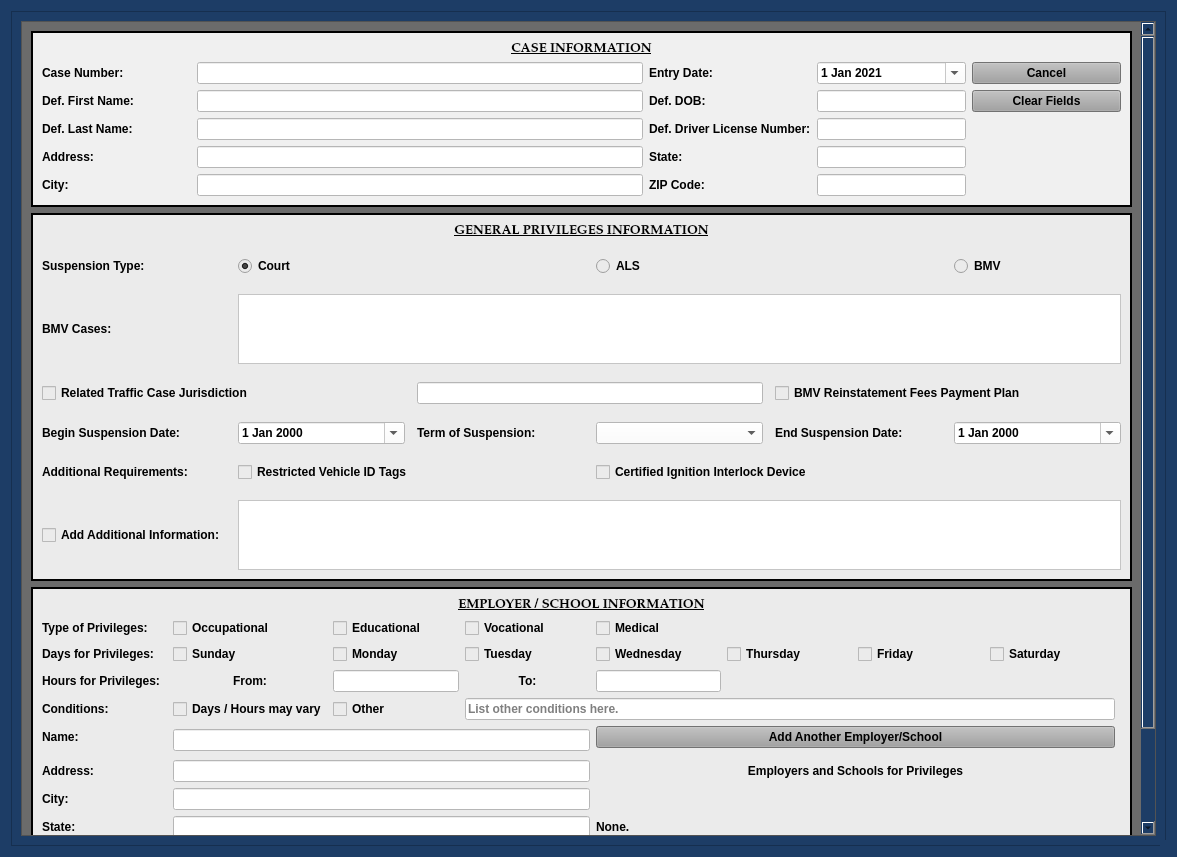
Old version of the form munientry/views/ui/DrivingPrivilegesDialog.ui in the repository HunterProgram22/MuniEntry.
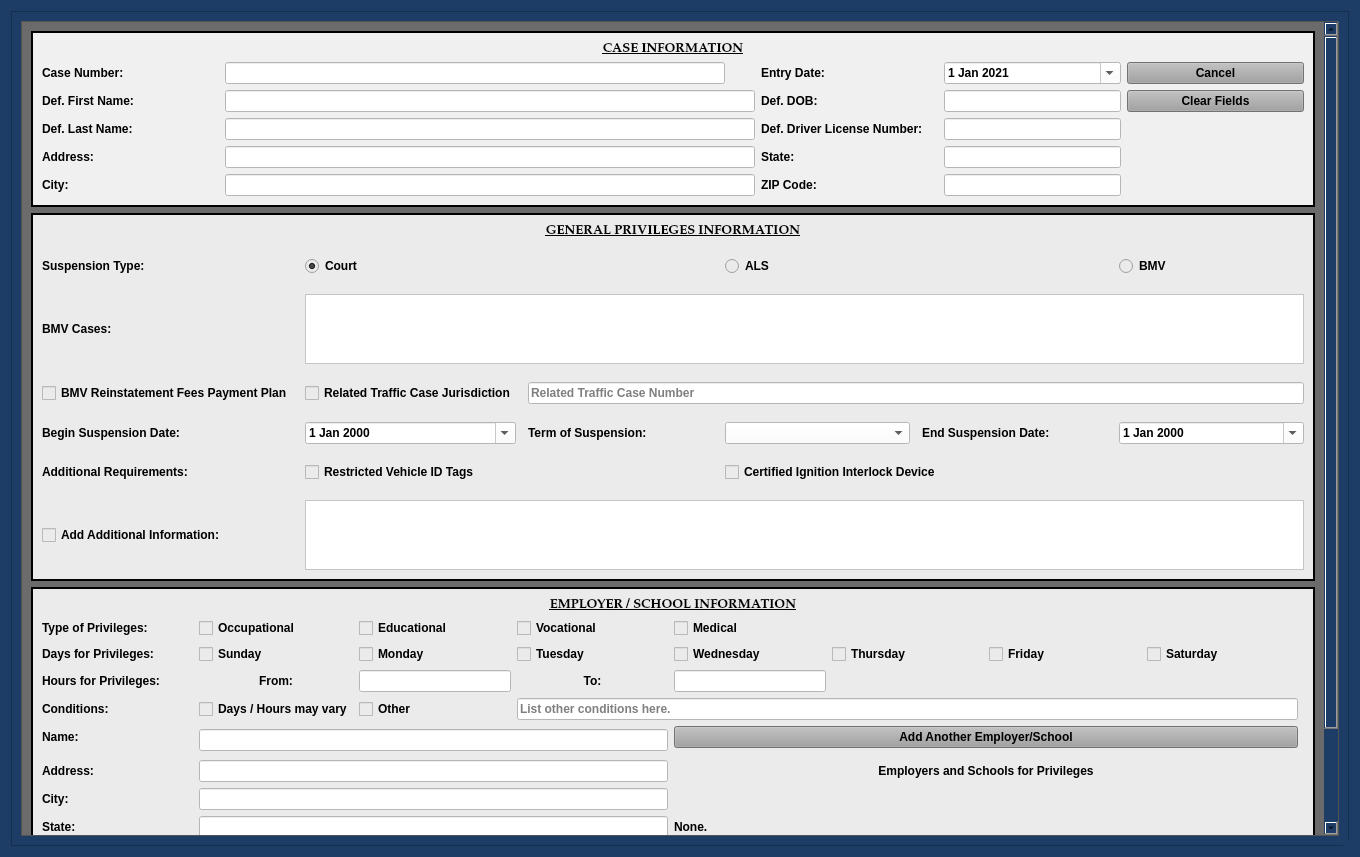
New version of the form. Custom widgets are drawn as their Qt base class.

Commit message: Updated driving privileges to show BMV payment plan for all types.

Patch:
```diff
--- a/munientry/views/ui/DrivingPrivilegesDialog.ui
+++ b/munientry/views/ui/DrivingPrivilegesDialog.ui
@@ -9,7 +9,7 @@
    <rect>
     <x>0</x>
     <y>0</y>
-    <width>1177</width>
+    <width>1360</width>
     <height>857</height>
    </rect>
   </property>
@@ -177,8 +177,8 @@
           <rect>
            <x>0</x>
            <y>0</y>
-           <width>1120</width>
-           <height>972</height>
+           <width>1303</width>
+           <height>987</height>
           </rect>
          </property>
          <layout class="QGridLayout" name="gridLayout_2" columnstretch="1,1">
@@ -792,49 +792,65 @@
              <property name="verticalSpacing">
               <number>18</number>
              </property>
-             <item row="2" column="0">
-              <widget class="QLabel" name="bmv_cases_label">
-               <property name="text">
-                <string>BMV Cases:</string>
-               </property>
-              </widget>
-             </item>
-             <item row="7" column="0">
-              <widget class="QCheckBox" name="add_information_checkBox">
-               <property name="text">
-                <string>Add Additional Information:</string>
-               </property>
-              </widget>
-             </item>
-             <item row="1" column="5">
-              <widget class="QRadioButton" name="bmv_suspension_radioButton">
-               <property name="text">
-                <string>BMV</string>
-               </property>
-              </widget>
-             </item>
-             <item row="4" column="1">
-              <widget class="NoScrollDateEdit" name="suspension_start_date">
-               <property name="styleSheet">
-                <string notr="true">color: rgb(0, 0, 0);
-background-color: rgb(255, 255, 255);</string>
-               </property>
-               <property name="calendarPopup">
-                <bool>true</bool>
-               </property>
-              </widget>
-             </item>
-             <item row="7" column="1" colspan="5">
-              <widget class="QTextEdit" name="add_information_textEdit">
+             <item row="2" column="1" colspan="5">
+              <widget class="QTextEdit" name="bmv_cases_textEdit">
                <property name="styleSheet">
                 <string notr="true">background-color: rgb(255, 255, 255);</string>
                </property>
               </widget>
              </item>
-             <item row="6" column="0">
-              <widget class="QLabel" name="label_27">
+             <item row="1" column="3" colspan="2">
+              <widget class="QRadioButton" name="als_suspension_radioButton">
                <property name="text">
-                <string>Additional Requirements:</string>
+                <string>ALS</string>
+               </property>
+              </widget>
+             </item>
+             <item row="7" column="3" colspan="2">
+              <widget class="QCheckBox" name="ignition_interlock_checkBox">
+               <property name="text">
+                <string>Certified Ignition Interlock Device</string>
+               </property>
+              </widget>
+             </item>
+             <item row="7" column="1" colspan="2">
+              <widget class="QCheckBox" name="restricted_tags_checkBox">
+               <property name="text">
+                <string>Restricted Vehicle ID Tags</string>
+               </property>
+              </widget>
+             </item>
+             <item row="5" column="0">
+              <widget class="QLabel" name="label_15">
+               <property name="text">
+                <string>Begin Suspension Date:</string>
+               </property>
+              </widget>
+             </item>
+             <item row="0" column="0" colspan="6">
+              <widget class="QLabel" name="label_5">
+               <property name="font">
+                <font>
+                 <family>Palatino Linotype</family>
+                 <pointsize>10</pointsize>
+                 <weight>75</weight>
+                 <italic>false</italic>
+                 <bold>true</bold>
+                 <underline>true</underline>
+                </font>
+               </property>
+               <property name="text">
+                <string>GENERAL PRIVILEGES INFORMATION</string>
+               </property>
+               <property name="alignment">
+                <set>Qt::AlignCenter</set>
+               </property>
+              </widget>
+             </item>
+             <item row="5" column="4">
+              <widget class="QLabel" name="label_16">
+               <property name="text">
+                <string>End Suspension Date:</string>
                </property>
               </widget>
              </item>
@@ -845,7 +861,7 @@
                </property>
               </widget>
              </item>
-             <item row="4" column="5">
+             <item row="5" column="5">
               <widget class="NoScrollDateEdit" name="suspension_end_date">
                <property name="styleSheet">
                 <string notr="true">color: rgb(0, 0, 0);
@@ -856,21 +872,7 @@
                </property>
               </widget>
              </item>
-             <item row="4" column="4">
-              <widget class="QLabel" name="label_16">
-               <property name="text">
-                <string>End Suspension Date:</string>
-               </property>
-              </widget>
-             </item>
-             <item row="4" column="2">
-              <widget class="QLabel" name="label_29">
-               <property name="text">
-                <string>Term of Suspension:</string>
-               </property>
-              </widget>
-             </item>
-             <item row="4" column="3">
+             <item row="5" column="3">
               <widget class="QComboBox" name="suspension_term_box">
                <property name="styleSheet">
                 <string notr="true">background-color: rgb(255, 255, 255);</string>
@@ -942,80 +944,81 @@
                </property>
               </widget>
              </item>
-             <item row="1" column="3" colspan="2">
-              <widget class="QRadioButton" name="als_suspension_radioButton">
+             <item row="5" column="2">
+              <widget class="QLabel" name="label_29">
                <property name="text">
-                <string>ALS</string>
+                <string>Term of Suspension:</string>
                </property>
               </widget>
              </item>
-             <item row="6" column="3" colspan="2">
-              <widget class="QCheckBox" name="ignition_interlock_checkBox">
+             <item row="1" column="5">
+              <widget class="QRadioButton" name="bmv_suspension_radioButton">
                <property name="text">
-                <string>Certified Ignition Interlock Device</string>
+                <string>BMV</string>
                </property>
               </widget>
              </item>
-             <item row="6" column="1" colspan="2">
-              <widget class="QCheckBox" name="restricted_tags_checkBox">
+             <item row="2" column="0">
+              <widget class="QLabel" name="bmv_cases_label">
                <property name="text">
-                <string>Restricted Vehicle ID Tags</string>
+                <string>BMV Cases:</string>
                </property>
               </widget>
              </item>
-             <item row="4" column="0">
-              <widget class="QLabel" name="label_15">
+             <item row="8" column="0">
+              <widget class="QCheckBox" name="add_information_checkBox">
                <property name="text">
-                <string>Begin Suspension Date:</string>
+                <string>Add Additional Information:</string>
                </property>
               </widget>
              </item>
-             <item row="0" column="0" colspan="6">
-              <widget class="QLabel" name="label_5">
-               <property name="font">
-                <font>
-                 <family>Palatino Linotype</family>
-                 <pointsize>10</pointsize>
-                 <weight>75</weight>
-                 <italic>false</italic>
-                 <bold>true</bold>
-                 <underline>true</underline>
-                </font>
-               </property>
-               <property name="text">
-                <string>GENERAL PRIVILEGES INFORMATION</string>
-               </property>
-               <property name="alignment">
-                <set>Qt::AlignCenter</set>
-               </property>
-              </widget>
-             </item>
-             <item row="2" column="1" colspan="5">
-              <widget class="QTextEdit" name="bmv_cases_textEdit">
+             <item row="8" column="1" colspan="5">
+              <widget class="QTextEdit" name="add_information_textEdit">
                <property name="styleSheet">
                 <string notr="true">background-color: rgb(255, 255, 255);</string>
                </property>
               </widget>
              </item>
-             <item row="3" column="0" colspan="2">
-              <widget class="QCheckBox" name="related_case_checkBox">
+             <item row="5" column="1">
+              <widget class="NoScrollDateEdit" name="suspension_start_date">
+               <property name="styleSheet">
+                <string notr="true">color: rgb(0, 0, 0);
+background-color: rgb(255, 255, 255);</string>
+               </property>
+               <property name="calendarPopup">
+                <bool>true</bool>
+               </property>
+              </widget>
+             </item>
+             <item row="7" column="0">
+              <widget class="QLabel" name="label_27">
                <property name="text">
-                <string>Related Traffic Case Jurisdiction</string>
+                <string>Additional Requirements:</string>
                </property>
               </widget>
              </item>
-             <item row="3" column="4" colspan="2">
+             <item row="3" column="0">
               <widget class="QCheckBox" name="bmv_payment_plan_checkBox">
                <property name="text">
                 <string>BMV Reinstatement Fees Payment Plan</string>
                </property>
               </widget>
              </item>
-             <item row="3" column="2" colspan="2">
+             <item row="3" column="1">
+              <widget class="QCheckBox" name="related_case_checkBox">
+               <property name="text">
+                <string>Related Traffic Case Jurisdiction</string>
+               </property>
+              </widget>
+             </item>
+             <item row="3" column="2" colspan="4">
               <widget class="QLineEdit" name="related_case_lineEdit">
                <property name="styleSheet">
                 <string notr="true">background-color: rgb(255, 255, 255);</string>
                </property>
+               <property name="placeholderText">
+                <string>Related Traffic Case Number</string>
+               </property>
               </widget>
              </item>
             </layout>
```
The commit also changes 2 other files.
